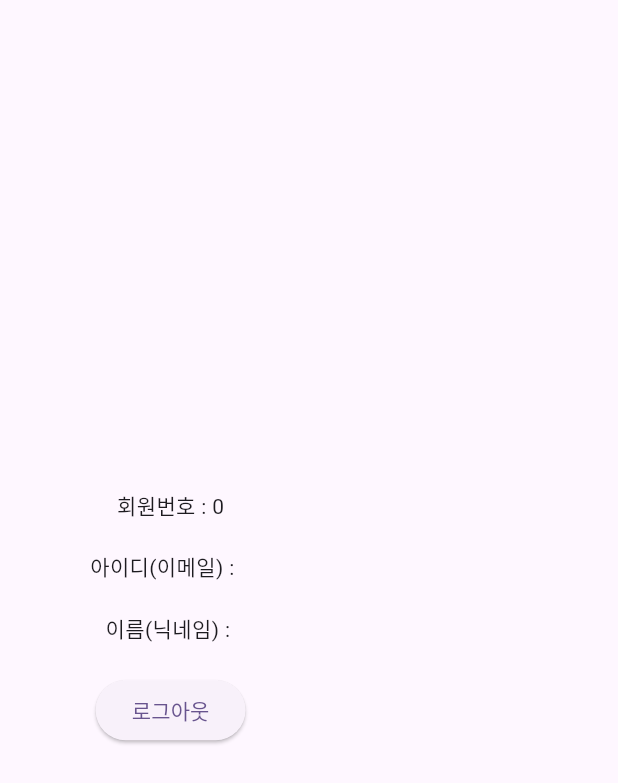
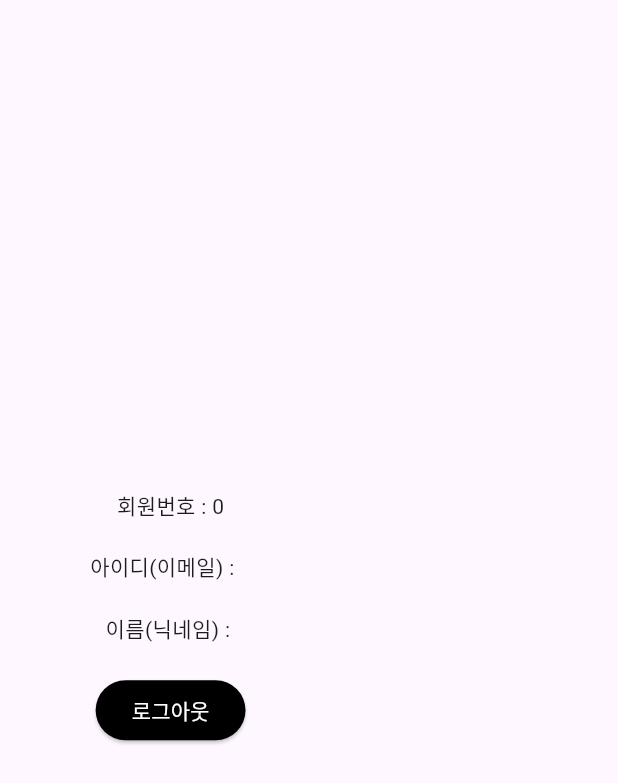
Before and after one commit to ithodol/tj2024b_app, a Flutter app: the Info screen opened directly, on a phone screen of 412 x 824 dp. Shown: the top 783 px of the screen. Run offline on Flutter 3.47's test engine with Material 3 defaults, Android fonts, the phone set to English and light mode, and no system bars; our stand-ins replace dio, fluttertoast, image_picker, shared_preferences; accounts and stored records are empty; network calls fail.

```diff
--- a/lib/app/member/info.dart
+++ b/lib/app/member/info.dart
@@ -98,7 +98,13 @@ class _InfoState extends State<Info>{
             SizedBox( height: 20,),
             Text("이름(닉네임) : $mname"),
             SizedBox( height: 20,),
-            ElevatedButton(onPressed: logout , child: Text("로그아웃") ),
+            ElevatedButton(
+                style: TextButton.styleFrom(
+                  backgroundColor: Colors.black,   // 버튼 배경색
+                  foregroundColor: Colors.white,   // 글씨, 아이콘 색
+                ),
+                onPressed: logout,
+                child: Text("로그아웃") ),
           ],
         ),
       ),
```
